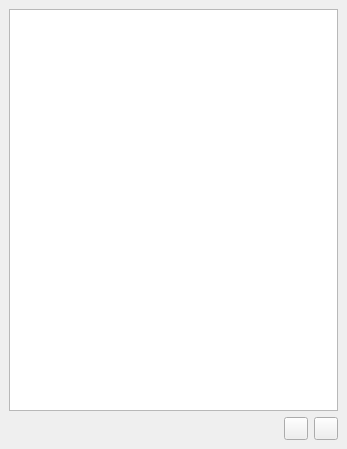
Before: the Qt Designer form propertydock.ui in FrankMamuda/fumingcube, drawn with Qt 5.
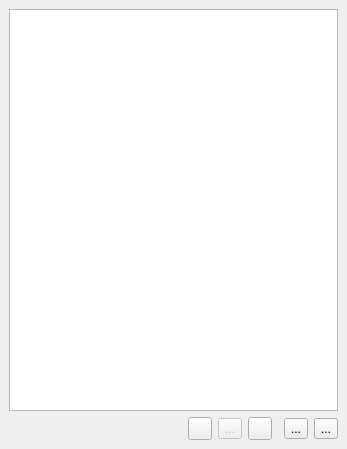
After: the same form once the commit is applied. Icons and pictures are not drawn. Custom widgets are drawn as their Qt base class.

```diff
--- a/propertydock.ui
+++ b/propertydock.ui
@@ -22,7 +22,53 @@
   </property>
   <widget class="QWidget" name="dockWidgetContents">
    <layout class="QGridLayout" name="gridLayout">
-    <item row="0" column="0" colspan="3">
+    <item row="1" column="5">
+     <widget class="QToolButton" name="upButton">
+      <property name="text">
+       <string>...</string>
+      </property>
+      <property name="icon">
+       <iconset resource="resources.qrc">
+        <normaloff>:/icons/up</normaloff>:/icons/up</iconset>
+      </property>
+     </widget>
+    </item>
+    <item row="1" column="3">
+     <widget class="QToolButton" name="removePropButton">
+      <property name="icon">
+       <iconset resource="resources.qrc">
+        <normaloff>:/icons/remove</normaloff>:/icons/remove</iconset>
+      </property>
+     </widget>
+    </item>
+    <item row="1" column="2">
+     <widget class="QToolButton" name="editPropButton">
+      <property name="enabled">
+       <bool>false</bool>
+      </property>
+      <property name="text">
+       <string>...</string>
+      </property>
+      <property name="icon">
+       <iconset resource="resources.qrc">
+        <normaloff>:/icons/edit</normaloff>:/icons/edit</iconset>
+      </property>
+     </widget>
+    </item>
+    <item row="1" column="0">
+     <spacer name="horizontalSpacer">
+      <property name="orientation">
+       <enum>Qt::Horizontal</enum>
+      </property>
+      <property name="sizeHint" stdset="0">
+       <size>
+        <width>268</width>
+        <height>20</height>
+       </size>
+      </property>
+     </spacer>
+    </item>
+    <item row="0" column="0" colspan="7">
      <widget class="PropertyView" name="propertyView">
       <property name="contextMenuPolicy">
        <enum>Qt::CustomContextMenu</enum>
@@ -74,14 +120,30 @@
       </property>
      </widget>
     </item>
-    <item row="1" column="2">
-     <widget class="QToolButton" name="removePropButton">
+    <item row="1" column="6">
+     <widget class="QToolButton" name="downButton">
+      <property name="text">
+       <string>...</string>
+      </property>
       <property name="icon">
        <iconset resource="resources.qrc">
         <normaloff>:/icons/remove</normaloff>:/icons/remove</iconset>
       </property>
      </widget>
     </item>
+    <item row="1" column="4">
+     <spacer name="horizontalSpacer_2">
+      <property name="orientation">
+       <enum>Qt::Horizontal</enum>
+      </property>
+      <property name="sizeHint" stdset="0">
+       <size>
+        <width>10</width>
+        <height>0</height>
+       </size>
+      </property>
+     </spacer>
+    </item>
    </layout>
   </widget>
  </widget>
```
Left out of the diff: 15 changed lines with no effect on the pictures.
